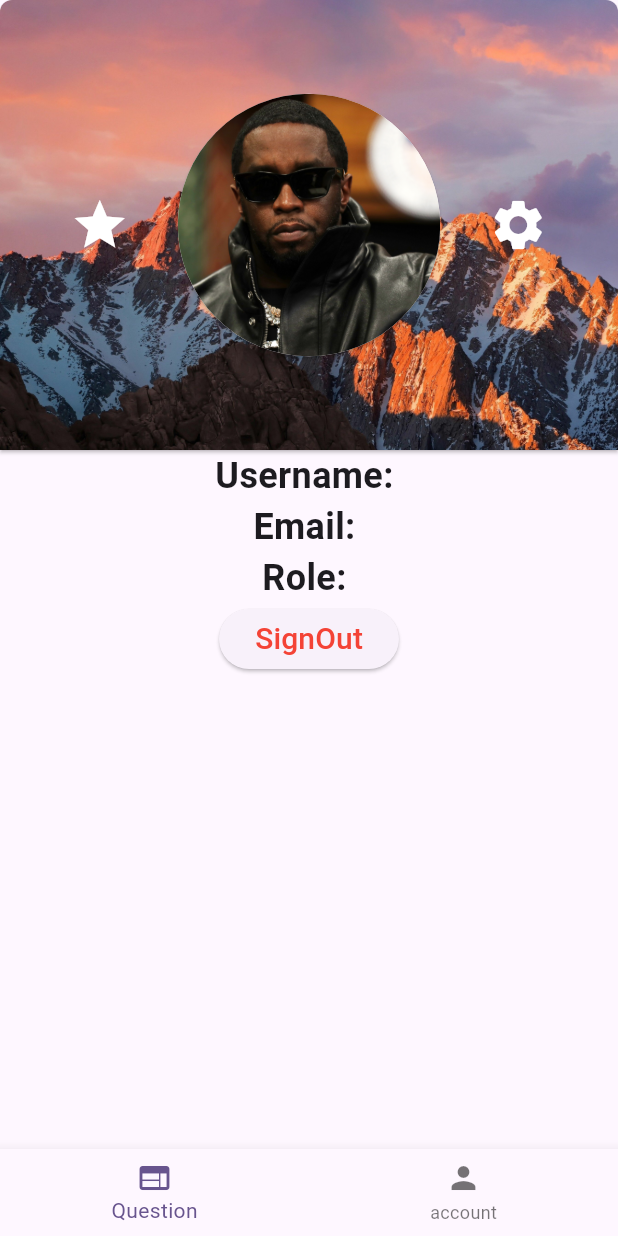
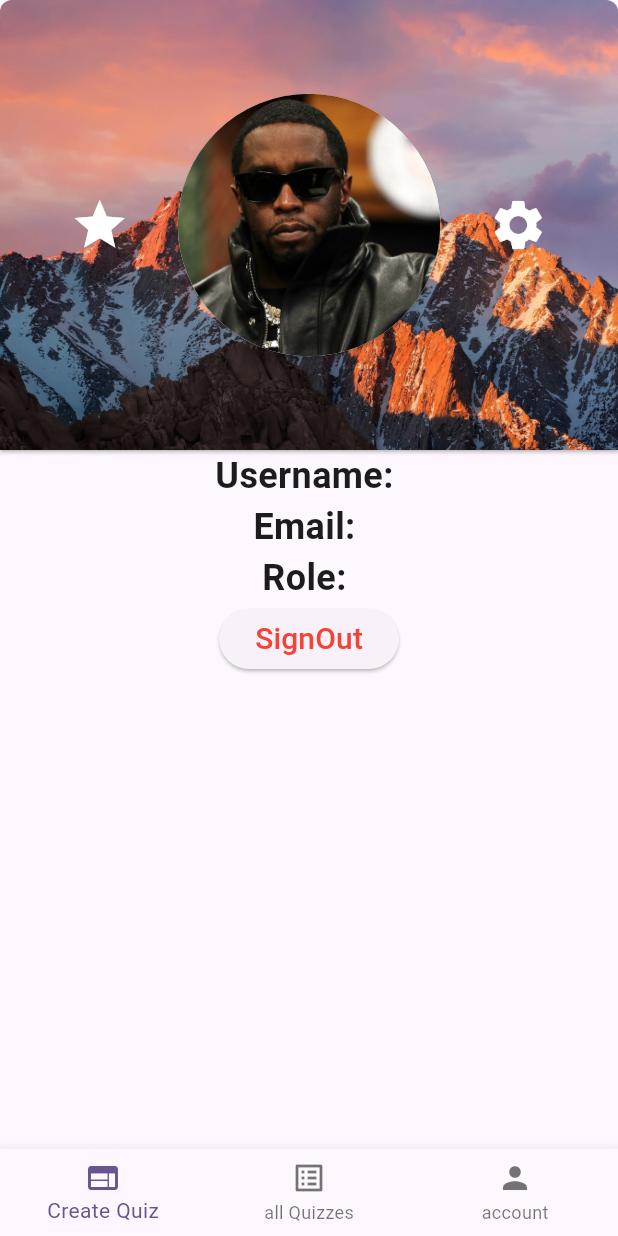
Before and after one commit to codemanbh/quizify, a Flutter app: the AdminProfilePage screen opened by its route, on a phone screen of 412 x 824 dp. Run offline on Flutter 3.47's test engine with Material 3 defaults, Android fonts, the phone set to English and light mode, and no system bars; our stand-ins replace cloud_firestore, firebase_auth, firebase_core, flutter_dotenv; accounts and stored records are empty.

Commit message:
added teacher quiz page but mcq not working

```diff
--- a/lib/components/AdminCustom.dart
+++ /dev/null
@@ -1,23 +0,0 @@
-import 'package:flutter/material.dart';
-
-class AdminCustom extends StatefulWidget {
-  const AdminCustom({super.key});
-
-  @override
-  State<AdminCustom> createState() => _AdminCustom();
-}
-
-class _AdminCustom extends State<AdminCustom> {
-  @override
-  Widget build(BuildContext context) {
-    List pages = ['/AdminProfilePage', '/createQuiestionPage'];
-    return BottomNavigationBar(
-        onTap: (index) {
-          Navigator.of(context).pushReplacementNamed(pages[index]);
-        },
-        items: [
-         BottomNavigationBarItem(icon: Icon(Icons.web), label: 'Question'),
-          BottomNavigationBarItem(icon: Icon(Icons.person), label: 'account')
-        ]);
-  }
-}
--- /dev/null
+++ b/lib/components/AdminCustomNavBar.dart
@@ -0,0 +1,29 @@
+import 'package:flutter/material.dart';
+
+class AdminCustomNavBar extends StatefulWidget {
+  const AdminCustomNavBar({super.key});
+
+  @override
+  State<AdminCustomNavBar> createState() => _AdminCustomNavBar();
+}
+
+class _AdminCustomNavBar extends State<AdminCustomNavBar> {
+  @override
+  Widget build(BuildContext context) {
+    List pages = [
+      '/createQuizPage',
+      '/allTeacherQuizzes',
+      '/AdminProfilePage',
+    ];
+    return BottomNavigationBar(
+        onTap: (index) {
+          Navigator.of(context).pushReplacementNamed(pages[index]);
+        },
+        items: [
+          BottomNavigationBarItem(icon: Icon(Icons.web), label: 'Create Quiz'),
+          BottomNavigationBarItem(
+              icon: Icon(Icons.list_alt), label: 'all Quizzes'),
+          BottomNavigationBarItem(icon: Icon(Icons.person), label: 'account')
+        ]);
+  }
+}
--- a/lib/models/DatabaseManagers/QuizDatabaseManager.dart
+++ b/lib/models/DatabaseManagers/QuizDatabaseManager.dart
@@ -7,16 +7,25 @@ class QuizDatabaseManager {
   final CollectionReference quizzesCollection =
       FirebaseFirestore.instance.collection('quizzes');
 
+  Future<void> deleteQuiz(Quiz quiz) async {
+    quizzesCollection.doc(quiz.quizID).delete();
+  }
+
   /// Adds a quiz to the Firebase database without specifying an ID
   Future<void> addQuiz(Quiz quiz) async {
+    Map<String, dynamic> quizMap = quiz.quizToMap();
+    DocumentReference docRef;
     try {
       // Convert the quiz to a map
-      Map<String, dynamic> quizMap = quiz.quizToMap();
+      if (quiz.quizID == null || quiz.quizID == '') {
+        docRef = await quizzesCollection.add(quizMap);
+      } else {
+        docRef = await quizzesCollection.doc(quiz.quizID);
+        await docRef.set(quizMap);
+      }
+      // Add the quiz to Firestore, letting Firestore generate the document ID
 
-      // Add the quiz to Firestore, letting Firestore generate the document ID
-      DocumentReference docRef = await quizzesCollection.add(quizMap);
-
-      print("Quiz added successfully with ID: ${docRef.id}");
+      // print("Quiz added successfully with ID: ${docRef.id}");
     } catch (e) {
       print("Failed to add quiz: $e");
       throw e; // Re-throw the exception for error handling
@@ -42,15 +51,15 @@ class QuizDatabaseManager {
   }
 
   /// Delete a quiz from the Firebase database by ID
-  Future<void> deleteQuiz(String quizID) async {
-    try {
-      await quizzesCollection.doc(quizID).delete();
-      print("Quiz deleted successfully!");
-    } catch (e) {
-      print("Failed to delete quiz: $e");
-      throw e;
-    }
-  }
+  // Future<void> deleteQuiz(String quizID) async {
+  //   try {
+  //     await quizzesCollection.doc(quizID).delete();
+  //     print("Quiz deleted successfully!");
+  //   } catch (e) {
+  //     print("Failed to delete quiz: $e");
+  //     throw e;
+  //   }
+  // }
 }
   // Future<void> saveResultsToDB() async {
   //   // Get the answers map
--- a/lib/pages/AdminProfilePage.dart
+++ b/lib/pages/AdminProfilePage.dart
@@ -2,7 +2,7 @@ import 'package:cloud_firestore/cloud_firestore.dart';
 import 'package:firebase_auth/firebase_auth.dart';
 import 'package:flutter/material.dart';
 import 'package:quizify/pages/LoginPage.dart';
-import '../components/AdminCustom.dart';
+import '../components/AdminCustomNavBar.dart';
 
 class AdminProfilePage extends StatefulWidget {
   const AdminProfilePage({super.key});
@@ -66,7 +66,7 @@ class _AdminProfilePageState extends State<AdminProfilePage> {
   @override
   Widget build(BuildContext context) {
     return Scaffold(
-      bottomNavigationBar: AdminCustom(),
+      bottomNavigationBar: AdminCustomNavBar(),
       body: isLoading
           ? Center(child: CircularProgressIndicator())
           : Column(
--- a/lib/pages/CreateQuestionPage.dart
+++ b/lib/pages/CreateQuestionPage.dart
@@ -1,5 +1,5 @@
 import 'package:flutter/material.dart';
-import 'package:quizify/components/AdminCustom.dart';
+import 'package:quizify/components/AdminCustomNavBar.dart';
 import 'package:quizify/components/Written.dart';
 import '../../models/Question.dart';
 import '../../components/TrueFalse.dart';
@@ -56,6 +56,8 @@ class _CreateQuestionPageState extends State<CreateQuestionPage> {
   }
 
   void saveCurrentEditedQuestion() {
+    quiz.questions[selectedQuestionIndex].question_text =
+        questionTextController.text;
     if (quiz.questions[selectedQuestionIndex].question_type == 'WRITTEN') {
       quiz.questions[selectedQuestionIndex].teacherCorrectAnswer =
           teacherCorrectAnswerController.text;
@@ -132,7 +134,7 @@ class _CreateQuestionPageState extends State<CreateQuestionPage> {
     }
     firstTime = false;
     return Scaffold(
-      bottomNavigationBar: AdminCustom(),
+      bottomNavigationBar: AdminCustomNavBar(),
       appBar: AppBar(
         title: Text(quiz.title),
       ),
--- a/lib/pages/CreateQuizPage.dart
+++ b/lib/pages/CreateQuizPage.dart
@@ -1,6 +1,6 @@
 import 'package:flutter/material.dart';
 import '../models/Quiz.dart';
-import '../components/CustomNavBar.dart';
+import '../components/AdminCustomNavBar.dart';
 import '../pages/CreateQuestionPage.dart';
 
 void main() {
@@ -189,7 +189,7 @@ class _CreateQuizPageState extends State<CreateQuizPage> {
       appBar: AppBar(
         title: Text('Create Quiz'),
       ),
-      bottomNavigationBar: CustomNavBar(),
+      bottomNavigationBar: AdminCustomNavBar(),
       body: Padding(
         padding: const EdgeInsets.all(16.0),
         child: Column(
```
Also changed, not shown: lib/components/CustomNavBar.dart (+5 -3 lines), lib/main.dart (+4 -3 lines), lib/models/AuthManager.dart (added, +30 -0 lines), lib/models/Quiz.dart (+9 -0 lines), lib/pages/EnterQuizIdPage.dart (+6 -2 lines), lib/pages/ProfilePage.dart (+19 -18 lines), lib/pages/allTeacherQuizzes.dart (added, +91 -0 lines).
